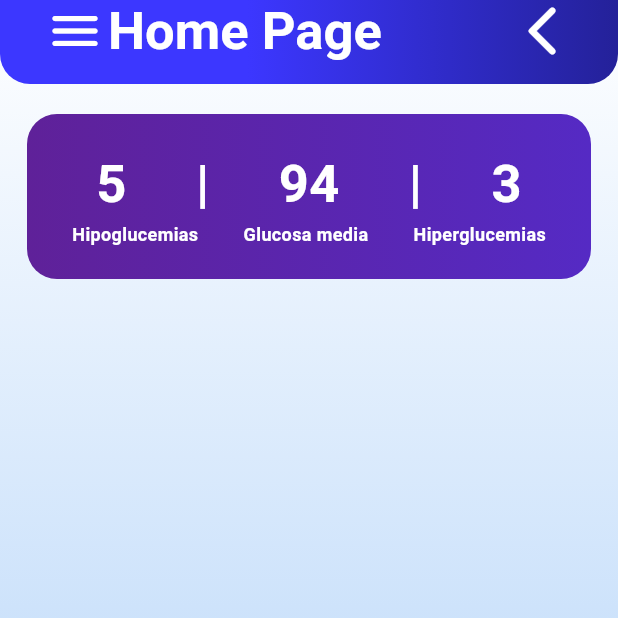
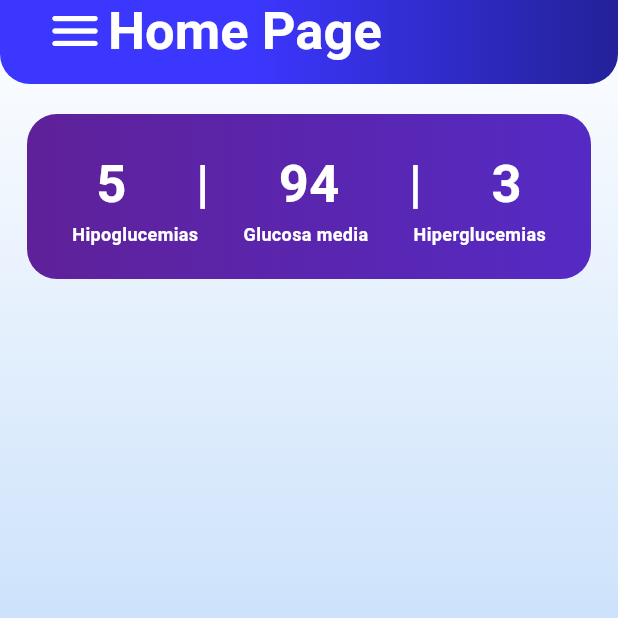
Before and after one commit to albertm15/TFG_DIABETES, a Flutter app: the screen it shows after launch, item 2 of the bottom bar chosen, after a tap on the "arrow back ios" icon, on a phone screen of 412 x 824 dp, the top half of it. Run offline on Flutter 3.47's test engine with Material 3 defaults, Android fonts, the phone set to English and light mode, and no system bars; our stand-ins replace cloud_firestore, connectivity_plus, firebase_auth, firebase_core, sqflite; accounts and stored records are empty; statements that could not run were skipped.

Commit message:
Navigation system first steps

```diff
--- a/lib/main.dart
+++ b/lib/main.dart
@@ -61,7 +61,7 @@ void main() async {
   //test de auth
   print(AuthServiceManager.checkIfLogged());
   //AuthServiceManager.signUp(
-  //   "emailsenderspringproject@gmail.com", "emailSender1234");
+  //    "emailsenderspringproject@gmail.com", "emailSender1234");
   //AuthServiceManager.logOut();
   print(AuthServiceManager.checkIfLogged());
   //AuthServiceManager.logIn(
--- a/lib/widgets/upperNavBar.dart
+++ b/lib/widgets/upperNavBar.dart
@@ -1,3 +1,5 @@
+import 'package:diabetes_tfg_app/pages/homePage.dart';
+import 'package:diabetes_tfg_app/widgets/backgroundBase.dart';
 import 'package:flutter/material.dart';
 
 class UpperNavBar extends StatelessWidget implements PreferredSizeWidget {
@@ -6,6 +8,21 @@ class UpperNavBar extends StatelessWidget implements PreferredSizeWidget {
 
   @override
   Size get preferredSize => Size.fromHeight(kToolbarHeight);
+
+  void goBack(BuildContext context) {
+    switch (pageName) {
+      case "Glucose":
+        Navigator.push(
+            context,
+            MaterialPageRoute(
+                builder: (context) => BackgroundBase(child: Homepage())));
+        break;
+      default:
+        if (Navigator.canPop(context)) {
+          Navigator.pop(context);
+        }
+    }
+  }
 
   @override
   Widget build(BuildContext context) {
@@ -46,17 +63,19 @@ class UpperNavBar extends StatelessWidget implements PreferredSizeWidget {
                 padding: EdgeInsets.only(left: 30),
               ),
               actions: [
+                if (pageName == "Home Page")
+                  Container()
+                else
                   IconButton(
                     onPressed: () {
                       print("Botón 'Back' presionado");
-                    if (Navigator.canPop(context)) {
-                      Navigator.pop(context);
-                    }
+                      goBack(context);
                     },
-                  icon: Icon(Icons.arrow_back_ios_rounded, color: Colors.white),
+                    icon:
+                        Icon(Icons.arrow_back_ios_rounded, color: Colors.white),
                     iconSize: 40,
                     padding: EdgeInsets.only(right: 30),
-                ),
+                  )
               ],
             )));
   }
```
Lines whose indentation alone changed are shown as unchanged.
